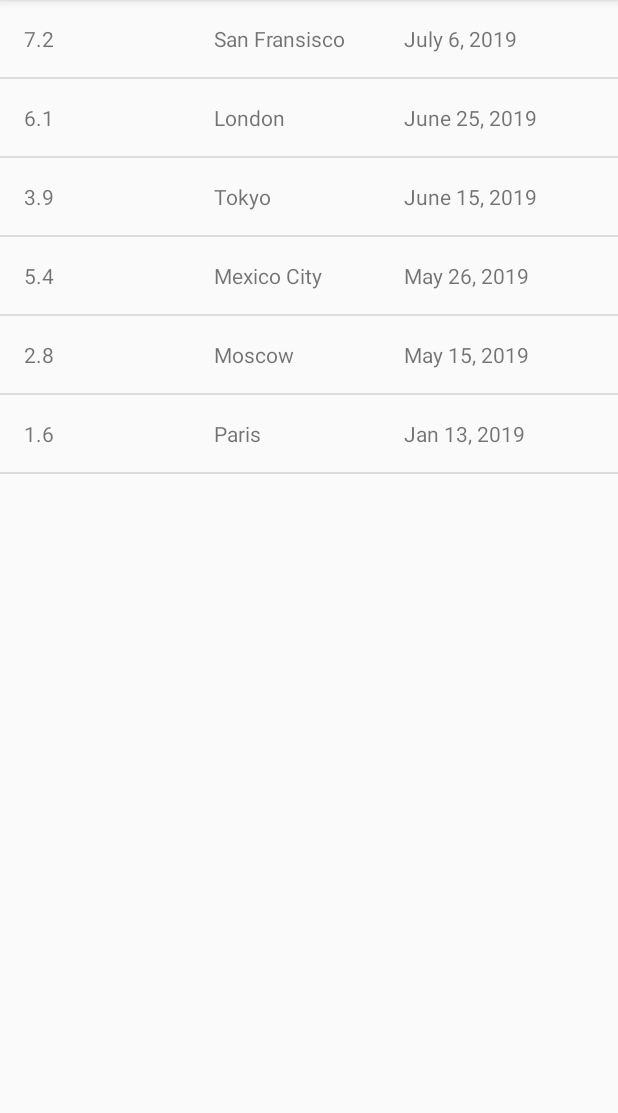
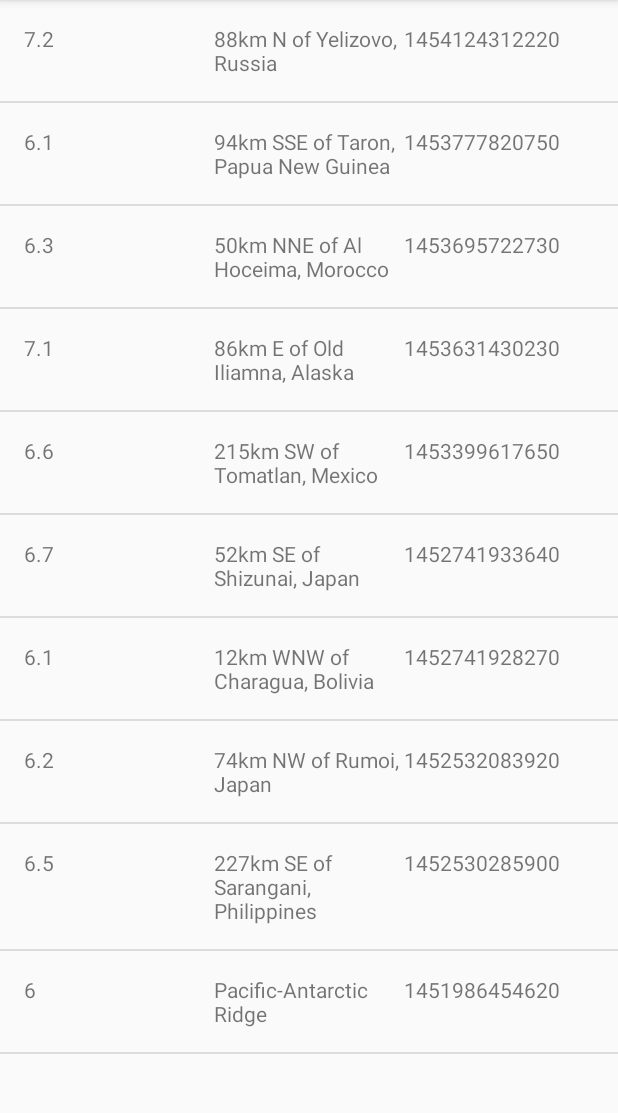
Before and after one commit to m-alansary/QuakeReport, an Android app: the screen it shows after launch (EarthquakeActivity), on a phone screen of 412 x 824 dp, the part 84-1197 px from its top. Run offline under Robolectric (Android 15) with nearby library versions, the phone set to English and light mode, and no system bars.

Commit message:
Adding QueryUtils class to handle the JSONObject data

```diff
--- a/app/src/main/java/com/example/android/quakereport/Earthquake.java
+++ b/app/src/main/java/com/example/android/quakereport/Earthquake.java
@@ -3,9 +3,9 @@ package com.example.android.quakereport;
 public class Earthquake {
     private String eCountry;
     private String eDate;
-    private double eMag;
+    private String eMag;
 
-    public Earthquake(String country, String date, double mag) {
+    public Earthquake(String country, String date, String mag) {
         eCountry = country;
         eDate = date;
         eMag = mag;
@@ -19,7 +19,7 @@ public class Earthquake {
         return eDate;
     }
 
-    public double getMag() {
+    public String getMag() {
         return eMag;
     }
 
--- a/app/src/main/java/com/example/android/quakereport/EarthquakeActivity.java
+++ b/app/src/main/java/com/example/android/quakereport/EarthquakeActivity.java
@@ -31,15 +31,7 @@ public class EarthquakeActivity extends AppCompatActivity {
         super.onCreate(savedInstanceState);
         setContentView(R.layout.earthquake_activity);
 
-
-        // Create a fake list of earthquake locations.
-        ArrayList<Earthquake> earthquakes = new ArrayList<Earthquake>();
-        earthquakes.add(new Earthquake("San Fransisco", "July 6, 2019", 7.2));
-        earthquakes.add(new Earthquake("London", "June 25, 2019", 6.1));
-        earthquakes.add(new Earthquake("Tokyo", "June 15, 2019", 3.9));
-        earthquakes.add(new Earthquake("Mexico City", "May 26, 2019", 5.4));
-        earthquakes.add(new Earthquake("Moscow", "May 15, 2019", 2.8));
-        earthquakes.add(new Earthquake("Paris", "Jan 13, 2019", 1.6));
+        ArrayList<Earthquake> earthquakes = QueryUtils.extractEarthquakes();
 
         EarthquakeAdaptor adaptor = new EarthquakeAdaptor(this, earthquakes);
 
@@ -47,23 +39,6 @@ public class EarthquakeActivity extends AppCompatActivity {
 
         earthquakeListView.setAdapter(adaptor);
 
-        /*earthquakes.add("San Francisco");
-        earthquakes.add("London");
-        earthquakes.add("Tokyo");
-        earthquakes.add("Mexico City");
-        earthquakes.add("Moscow");
-        earthquakes.add("Rio de Janeiro");
-        earthquakes.add("Paris");*/
 
-        // Find a reference to the {@link ListView} in the layout
-
-
-        // Create a new {@link ArrayAdapter} of earthquakes
-        /*ArrayAdapter<String> adapter = new ArrayAdapter<String>(
-                this, android.R.layout.simple_list_item_1, earthquakes);
-
-        // Set the adapter on the {@link ListView}
-        // so the list can be populated in the user interface
-        earthquakeListView.setAdapter(adapter);*/
     }
 }
--- a/app/src/main/java/com/example/android/quakereport/EarthquakeAdaptor.java
+++ b/app/src/main/java/com/example/android/quakereport/EarthquakeAdaptor.java
@@ -41,7 +41,7 @@ public class EarthquakeAdaptor extends ArrayAdapter<Earthquake> {
 
         TextView mag = (TextView) listItemView.findViewById(R.id.mag);
 
-        mag.setText(Double.toString(currentEarthquake.getMag()));
+        mag.setText(currentEarthquake.getMag());
 
         return listItemView;
     }
--- /dev/null
+++ b/app/src/main/java/com/example/android/quakereport/QueryUtils.java
@@ -0,0 +1,74 @@
+package com.example.android.quakereport;
+
+import android.util.Log;
+
+import org.json.JSONArray;
+import org.json.JSONException;
+import org.json.JSONObject;
+
+import java.util.ArrayList;
+
+/**
+ * Helper methods related to requesting and receiving earthquake data from USGS.
+ */
+public final class QueryUtils {
+
+    /** Sample JSON response for a USGS query */
+    private static final String SAMPLE_JSON_RESPONSE = "{\"type\":\"FeatureCollection\",\"metadata\":{\"generated\":1462295443000,\"url\":\"http://earthquake.usgs.gov/fdsnws/event/1/query?format=geojson&starttime=2016-01-01&endtime=2016-01-31&minmag=6&limit=10\",\"title\":\"USGS Earthquakes\",\"status\":200,\"api\":\"1.5.2\",\"limit\":10,\"offset\":1,\"count\":10},\"features\":[{\"type\":\"Feature\",\"properties\":{\"mag\":7.2,\"place\":\"88km N of Yelizovo, Russia\",\"time\":1454124312220,\"updated\":1460674294040,\"tz\":720,\"url\":\"http://earthquake.usgs.gov/earthquakes/eventpage/us20004vvx\",\"detail\":\"http://earthquake.usgs.gov/fdsnws/event/1/query?eventid=us20004vvx&format=geojson\",\"felt\":2,\"cdi\":3.4,\"mmi\":5.82,\"alert\":\"green\",\"status\":\"reviewed\",\"tsunami\":1,\"sig\":798,\"net\":\"us\",\"code\":\"20004vvx\",\"ids\":\",at00o1qxho,pt16030050,us20004vvx,gcmt20160130032510,\",\"sources\":\",at,pt,us,gcmt,\",\"types\":\",cap,dyfi,finite-fault,general-link,general-text,geoserve,impact-link,impact-text,losspager,moment-tensor,nearby-cities,origin,phase-data,shakemap,tectonic-summary,\",\"nst\":null,\"dmin\":0.958,\"rms\":1.19,\"gap\":17,\"magType\":\"mww\",\"type\":\"earthquake\",\"title\":\"M 7.2 - 88km N of Yelizovo, Russia\"},\"geometry\":{\"type\":\"Point\",\"coordinates\":[158.5463,53.9776,177]},\"id\":\"us20004vvx\"},\n" +
+            "{\"type\":\"Feature\",\"properties\":{\"mag\":6.1,\"place\":\"94km SSE of Taron, Papua New Guinea\",\"time\":1453777820750,\"updated\":1460156775040,\"tz\":600,\"url\":\"http://earthquake.usgs.gov/earthquakes/eventpage/us20004uks\",\"detail\":\"http://earthquake.usgs.gov/fdsnws/event/1/query?eventid=us20004uks&format=geojson\",\"felt\":null,\"cdi\":null,\"mmi\":4.1,\"alert\":\"green\",\"status\":\"reviewed\",\"tsunami\":1,\"sig\":572,\"net\":\"us\",\"code\":\"20004uks\",\"ids\":\",us20004uks,gcmt20160126031023,\",\"sources\":\",us,gcmt,\",\"types\":\",cap,geoserve,losspager,moment-tensor,nearby-cities,origin,phase-data,shakemap,tectonic-summary,\",\"nst\":null,\"dmin\":1.537,\"rms\":0.74,\"gap\":25,\"magType\":\"mww\",\"type\":\"earthquake\",\"title\":\"M 6.1 - 94km SSE of Taron, Papua New Guinea\"},\"geometry\":{\"type\":\"Point\",\"coordinates\":[153.2454,-5.2952,26]},\"id\":\"us20004uks\"},\n" +
+            "{\"type\":\"Feature\",\"properties\":{\"mag\":6.3,\"place\":\"50km NNE of Al Hoceima, Morocco\",\"time\":1453695722730,\"updated\":1460156773040,\"tz\":0,\"url\":\"http://earthquake.usgs.gov/earthquakes/eventpage/us10004gy9\",\"detail\":\"http://earthquake.usgs.gov/fdsnws/event/1/query?eventid=us10004gy9&format=geojson\",\"felt\":117,\"cdi\":7.2,\"mmi\":5.28,\"alert\":\"green\",\"status\":\"reviewed\",\"tsunami\":0,\"sig\":695,\"net\":\"us\",\"code\":\"10004gy9\",\"ids\":\",us10004gy9,gcmt20160125042203,\",\"sources\":\",us,gcmt,\",\"types\":\",cap,dyfi,geoserve,impact-text,losspager,moment-tensor,nearby-cities,origin,phase-data,shakemap,tectonic-summary,\",\"nst\":null,\"dmin\":2.201,\"rms\":0.92,\"gap\":20,\"magType\":\"mww\",\"type\":\"earthquake\",\"title\":\"M 6.3 - 50km NNE of Al Hoceima, Morocco\"},\"geometry\":{\"type\":\"Point\",\"coordinates\":[-3.6818,35.6493,12]},\"id\":\"us10004gy9\"},\n" +
+            "{\"type\":\"Feature\",\"properties\":{\"mag\":7.1,\"place\":\"86km E of Old Iliamna, Alaska\",\"time\":1453631430230,\"updated\":1460156770040,\"tz\":-540,\"url\":\"http://earthquake.usgs.gov/earthquakes/eventpage/us10004gqp\",\"detail\":\"http://earthquake.usgs.gov/fdsnws/event/1/query?eventid=us10004gqp&format=geojson\",\"felt\":1816,\"cdi\":7.2,\"mmi\":6.6,\"alert\":\"green\",\"status\":\"reviewed\",\"tsunami\":1,\"sig\":1496,\"net\":\"us\",\"code\":\"10004gqp\",\"ids\":\",at00o1gd6r,us10004gqp,ak12496371,gcmt20160124103030,\",\"sources\":\",at,us,ak,gcmt,\",\"types\":\",cap,dyfi,finite-fault,general-link,general-text,geoserve,impact-link,impact-text,losspager,moment-tensor,nearby-cities,origin,phase-data,shakemap,tectonic-summary,trump-origin,\",\"nst\":null,\"dmin\":0.72,\"rms\":2.11,\"gap\":19,\"magType\":\"mww\",\"type\":\"earthquake\",\"title\":\"M 7.1 - 86km E of Old Iliamna, Alaska\"},\"geometry\":{\"type\":\"Point\",\"coordinates\":[-153.4051,59.6363,129]},\"id\":\"us10004gqp\"},\n" +
+            "{\"type\":\"Feature\",\"properties\":{\"mag\":6.6,\"place\":\"215km SW of Tomatlan, Mexico\",\"time\":1453399617650,\"updated\":1459963829040,\"tz\":-420,\"url\":\"http://earthquake.usgs.gov/earthquakes/eventpage/us10004g4l\",\"detail\":\"http://earthquake.usgs.gov/fdsnws/event/1/query?eventid=us10004g4l&format=geojson\",\"felt\":11,\"cdi\":2.7,\"mmi\":3.92,\"alert\":\"green\",\"status\":\"reviewed\",\"tsunami\":1,\"sig\":673,\"net\":\"us\",\"code\":\"10004g4l\",\"ids\":\",at00o1bebo,pt16021050,us10004g4l,gcmt20160121180659,\",\"sources\":\",at,pt,us,gcmt,\",\"types\":\",cap,dyfi,geoserve,impact-link,impact-text,losspager,moment-tensor,nearby-cities,origin,phase-data,shakemap,tectonic-summary,\",\"nst\":null,\"dmin\":2.413,\"rms\":0.98,\"gap\":74,\"magType\":\"mww\",\"type\":\"earthquake\",\"title\":\"M 6.6 - 215km SW of Tomatlan, Mexico\"},\"geometry\":{\"type\":\"Point\",\"coordinates\":[-106.9337,18.8239,10]},\"id\":\"us10004g4l\"},\n" +
+            "{\"type\":\"Feature\",\"properties\":{\"mag\":6.7,\"place\":\"52km SE of Shizunai, Japan\",\"time\":1452741933640,\"updated\":1459304879040,\"tz\":540,\"url\":\"http://earthquake.usgs.gov/earthquakes/eventpage/us10004ebx\",\"detail\":\"http://earthquake.usgs.gov/fdsnws/event/1/query?eventid=us10004ebx&format=geojson\",\"felt\":51,\"cdi\":5.8,\"mmi\":6.45,\"alert\":\"green\",\"status\":\"reviewed\",\"tsunami\":1,\"sig\":720,\"net\":\"us\",\"code\":\"10004ebx\",\"ids\":\",us10004ebx,pt16014050,at00o0xauk,gcmt20160114032534,\",\"sources\":\",us,pt,at,gcmt,\",\"types\":\",associate,cap,dyfi,geoserve,impact-link,impact-text,losspager,moment-tensor,nearby-cities,origin,phase-data,shakemap,\",\"nst\":null,\"dmin\":0.281,\"rms\":0.98,\"gap\":22,\"magType\":\"mww\",\"type\":\"earthquake\",\"title\":\"M 6.7 - 52km SE of Shizunai, Japan\"},\"geometry\":{\"type\":\"Point\",\"coordinates\":[142.781,41.9723,46]},\"id\":\"us10004ebx\"},\n" +
+            "{\"type\":\"Feature\",\"properties\":{\"mag\":6.1,\"place\":\"12km WNW of Charagua, Bolivia\",\"time\":1452741928270,\"updated\":1459304879040,\"tz\":-240,\"url\":\"http://earthquake.usgs.gov/earthquakes/eventpage/us10004ebw\",\"detail\":\"http://earthquake.usgs.gov/fdsnws/event/1/query?eventid=us10004ebw&format=geojson\",\"felt\":3,\"cdi\":2.2,\"mmi\":2.21,\"alert\":\"green\",\"status\":\"reviewed\",\"tsunami\":0,\"sig\":573,\"net\":\"us\",\"code\":\"10004ebw\",\"ids\":\",us10004ebw,gcmt20160114032528,\",\"sources\":\",us,gcmt,\",\"types\":\",cap,dyfi,geoserve,impact-text,losspager,moment-tensor,nearby-cities,origin,phase-data,shakemap,tectonic-summary,\",\"nst\":null,\"dmin\":5.492,\"rms\":1.04,\"gap\":16,\"magType\":\"mww\",\"type\":\"earthquake\",\"title\":\"M 6.1 - 12km WNW of Charagua, Bolivia\"},\"geometry\":{\"type\":\"Point\",\"coordinates\":[-63.3288,-19.7597,582.56]},\"id\":\"us10004ebw\"},\n" +
+            "{\"type\":\"Feature\",\"properties\":{\"mag\":6.2,\"place\":\"74km NW of Rumoi, Japan\",\"time\":1452532083920,\"updated\":1459304875040,\"tz\":540,\"url\":\"http://earthquake.usgs.gov/earthquakes/eventpage/us10004djn\",\"detail\":\"http://earthquake.usgs.gov/fdsnws/event/1/query?eventid=us10004djn&format=geojson\",\"felt\":8,\"cdi\":3.4,\"mmi\":3.74,\"alert\":\"green\",\"status\":\"reviewed\",\"tsunami\":0,\"sig\":594,\"net\":\"us\",\"code\":\"10004djn\",\"ids\":\",us10004djn,gcmt20160111170803,\",\"sources\":\",us,gcmt,\",\"types\":\",cap,dyfi,geoserve,impact-text,losspager,moment-tensor,nearby-cities,origin,phase-data,shakemap,tectonic-summary,\",\"nst\":null,\"dmin\":1.139,\"rms\":0.96,\"gap\":33,\"magType\":\"mww\",\"type\":\"earthquake\",\"title\":\"M 6.2 - 74km NW of Rumoi, Japan\"},\"geometry\":{\"type\":\"Point\",\"coordinates\":[141.0867,44.4761,238.81]},\"id\":\"us10004djn\"},\n" +
+            "{\"type\":\"Feature\",\"properties\":{\"mag\":6.5,\"place\":\"227km SE of Sarangani, Philippines\",\"time\":1452530285900,\"updated\":1459304874040,\"tz\":480,\"url\":\"http://earthquake.usgs.gov/earthquakes/eventpage/us10004dj5\",\"detail\":\"http://earthquake.usgs.gov/fdsnws/event/1/query?eventid=us10004dj5&format=geojson\",\"felt\":1,\"cdi\":2.7,\"mmi\":7.5,\"alert\":\"green\",\"status\":\"reviewed\",\"tsunami\":1,\"sig\":650,\"net\":\"us\",\"code\":\"10004dj5\",\"ids\":\",at00o0srjp,pt16011050,us10004dj5,gcmt20160111163807,\",\"sources\":\",at,pt,us,gcmt,\",\"types\":\",cap,dyfi,geoserve,impact-link,impact-text,losspager,moment-tensor,nearby-cities,origin,phase-data,shakemap,tectonic-summary,\",\"nst\":null,\"dmin\":3.144,\"rms\":0.72,\"gap\":22,\"magType\":\"mww\",\"type\":\"earthquake\",\"title\":\"M 6.5 - 227km SE of Sarangani, Philippines\"},\"geometry\":{\"type\":\"Point\",\"coordinates\":[126.8621,3.8965,13]},\"id\":\"us10004dj5\"},\n" +
+            "{\"type\":\"Feature\",\"properties\":{\"mag\":6,\"place\":\"Pacific-Antarctic Ridge\",\"time\":1451986454620,\"updated\":1459202978040,\"tz\":-540,\"url\":\"http://earthquake.usgs.gov/earthquakes/eventpage/us10004bgk\",\"detail\":\"http://earthquake.usgs.gov/fdsnws/event/1/query?eventid=us10004bgk&format=geojson\",\"felt\":0,\"cdi\":1,\"mmi\":0,\"alert\":\"green\",\"status\":\"reviewed\",\"tsunami\":0,\"sig\":554,\"net\":\"us\",\"code\":\"10004bgk\",\"ids\":\",us10004bgk,gcmt20160105093415,\",\"sources\":\",us,gcmt,\",\"types\":\",cap,dyfi,geoserve,losspager,moment-tensor,nearby-cities,origin,phase-data,shakemap,\",\"nst\":null,\"dmin\":30.75,\"rms\":0.67,\"gap\":71,\"magType\":\"mww\",\"type\":\"earthquake\",\"title\":\"M 6.0 - Pacific-Antarctic Ridge\"},\"geometry\":{\"type\":\"Point\",\"coordinates\":[-136.2603,-54.2906,10]},\"id\":\"us10004bgk\"}],\"bbox\":[-153.4051,-54.2906,10,158.5463,59.6363,582.56]}";
+
+    /**
+     * Create a private constructor because no one should ever create a {@link QueryUtils} object.
+     * This class is only meant to hold static variables and methods, which can be accessed
+     * directly from the class name QueryUtils (and an object instance of QueryUtils is not needed).
+     */
+    private QueryUtils() {
+    }
+
+    /**
+     * Return a list of {@link Earthquake} objects that has been built up from
+     * parsing a JSON response.
+     */
+    public static ArrayList<Earthquake> extractEarthquakes() {
+
+        // Create an empty ArrayList that we can start adding earthquakes to
+        ArrayList<Earthquake> earthquakes = new ArrayList<>();
+
+        // Try to parse the SAMPLE_JSON_RESPONSE. If there's a problem with the way the JSON
+        // is formatted, a JSONException exception object will be thrown.
+        // Catch the exception so the app doesn't crash, and print the error message to the logs.
+        try {
+            JSONObject object = new JSONObject(SAMPLE_JSON_RESPONSE);
+            JSONArray features = object.getJSONArray("features");
+            for (int i = 0; i < 10; i++) {
+                JSONObject element = features.getJSONObject(i);
+                JSONObject properties = element.getJSONObject("properties");
+                String mag = properties.getString("mag");
+                String place = properties.getString("place");
+                String time = properties.getString("time");
+                Earthquake earthquake = new Earthquake(place, time, mag);
+                earthquakes.add(earthquake);
+            }
+            // TODO: Parse the response given by the SAMPLE_JSON_RESPONSE string and
+            // build up a list of Earthquake objects with the corresponding data.
+
+        } catch (JSONException e) {
+            // If an error is thrown when executing any of the above statements in the "try" block,
+            // catch the exception here, so the app doesn't crash. Print a log message
+            // with the message from the exception.
+            Log.e("QueryUtils", "Problem parsing the earthquake JSON results", e);
+        }
+
+        // Return the list of earthquakes
+        return earthquakes;
+    }
+
+}
```
